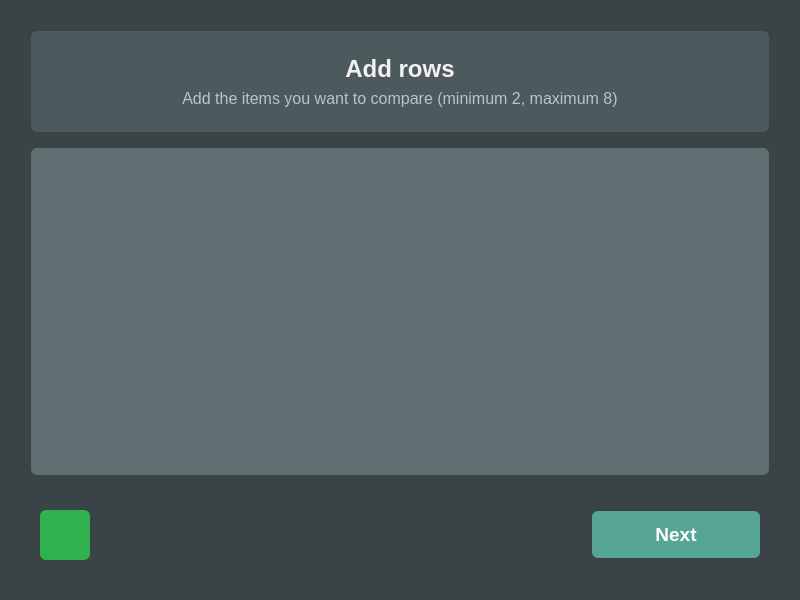
First picture: the form in src/ui/rows.ui, repository ivanadelcarmen/weighted-decision-matrix, before the edit.
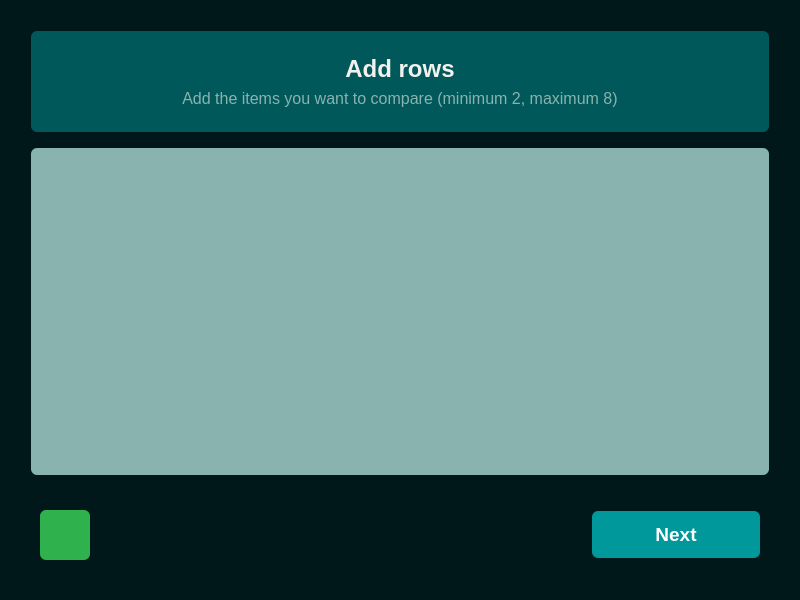
Second picture: the form after the edit. Icons and pictures are not drawn.

Commit message: Add updated .ui files and pyuic6 .py compilations

```diff
--- a/src/ui/rows.ui
+++ b/src/ui/rows.ui
@@ -18,10 +18,21 @@
    Global settings
    ========================= */
 #form {
-    background-color: #3A4446;
+    background-color: #00181a;
 	font-family: Segoe UI;
 }
 
+/* Selection colors */
+QLineEdit {
+	selection-background-color: #7dd3c0;
+	selection-color: #ffffff;
+}
+
+QDoubleSpinBox {
+	selection-background-color: #7dd3c0;
+	selection-color: #ffffff;
+}
+
 /* =========================
    Frames
    ========================= */
@@ -30,13 +41,13 @@
 }
 
 #titleFrame {
-    background-color: #4C5A5D;
+    background-color: #00585a;
     padding: 15px;
 	margin: 20px 20px 10px 20px;
 }
 
 #contentFrame {
-    background-color: #5E6E71;
+    background-color: #89b3af;
     padding: 15px;
 	margin: 0px 20px 10px 20px;
 }
@@ -58,7 +69,7 @@
 #instructionLabel {
     font-size: 12pt;
     font-weight: 400;
-    color: #B8C5C8;
+    color: #89b3af;
 }
 
 /* =========================
@@ -117,7 +128,7 @@
 }
 
 #nextBtn {
-    background-color: #57a695;
+    background-color: #00989b;
     color: #ffffff;
     border: none;
     border-radius: 6px;
@@ -132,7 +143,12 @@
 }
 
 #nextBtn:pressed {
-    background-color: #3f8878;
+    background-color: #01797b;
+}
+
+#nextBtn:disabled {
+    background-color: #5a6c6e;
+    color: #a0b0b2;
 }
 </string>
   </property>
@@ -183,7 +199,7 @@
            <x>0</x>
            <y>0</y>
            <width>686</width>
-           <height>241</height>
+           <height>249</height>
           </rect>
          </property>
          <layout class="QVBoxLayout" name="itemsLayout">
```
Left out of the diff: 2 changed lines with no effect on the pictures. The commit also changes 5 other files.
